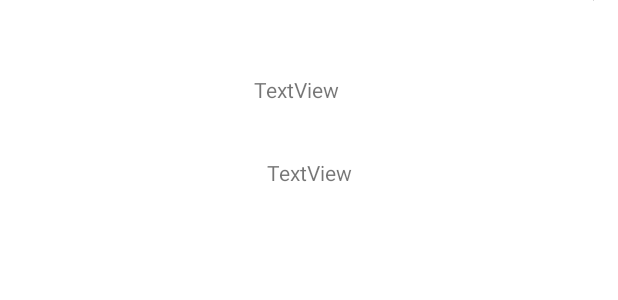
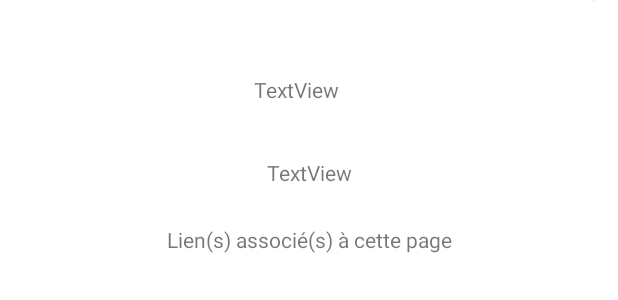
Before and after one commit to dvarre/CerfCraft, an Android app: the layout activity_craft_item.xml on its own in the app's theme, with its tools: preview values and no code run, on a phone screen of 412 x 824 dp. Shown: the top 300 px of the screen. Run offline under Robolectric (Android 15) with nearby library versions, the phone set to English and light mode, and no system bars.

Commit message:
deep link mob loot

```diff
--- a/app/src/main/java/fr/cerfcraft/MobsActivity.java
+++ b/app/src/main/java/fr/cerfcraft/MobsActivity.java
@@ -48,7 +48,10 @@ public class MobsActivity extends AppCompatActivity {
                     @Override
                     public void onSuccess(QuerySnapshot queryDocumentSnapshots) {
                         for(QueryDocumentSnapshot snapshot : queryDocumentSnapshots){
-                            mobList.add(snapshot.toObject(Mob.class));
+                            Mob mob = snapshot.toObject(Mob.class);
+                            CollectionReference lootsRef = snapshot.getReference().collection("loots");
+                            mob.setLoots(lootsRef);
+                            mobList.add(mob);
                         }
                         recyclerView.setAdapter(mobAdapter);
                     }
--- a/app/src/main/res/layout/activity_craft_item.xml
+++ b/app/src/main/res/layout/activity_craft_item.xml
@@ -37,4 +37,24 @@
         app:layout_constraintTop_toBottomOf="@+id/image"
         app:layout_constraintVertical_bias="0.13" />
 
+    <androidx.recyclerview.widget.RecyclerView
+        android:id="@+id/links_craft"
+        android:layout_width="361dp"
+        android:layout_height="358dp"
+
+        app:layout_constraintBottom_toBottomOf="parent"
+        app:layout_constraintEnd_toEndOf="parent"
+        app:layout_constraintStart_toStartOf="parent"
+        app:layout_constraintTop_toBottomOf="@+id/linkText_craft" />
+
+    <TextView
+        android:id="@+id/linkText_craft"
+        android:layout_width="wrap_content"
+        android:layout_height="wrap_content"
+        android:layout_marginTop="25dp"
+        android:text="@string/deep_links"
+        app:layout_constraintEnd_toEndOf="parent"
+        app:layout_constraintStart_toStartOf="parent"
+        app:layout_constraintTop_toBottomOf="@+id/description" />
+
 </androidx.constraintlayout.widget.ConstraintLayout>
--- a/app/src/main/res/values/strings.xml
+++ b/app/src/main/res/values/strings.xml
@@ -10,4 +10,5 @@
     <string name="cuisson_menu">Cuisson</string>
     <string name="missions_menu">Missions</string>
     <string name="deep_links">Lien(s) associé(s) à cette page</string>
+    <string name="loots_section">Loots</string>
 </resources>
```
Also changed, not shown: app/src/main/java/fr/cerfcraft/CraftItem.java (+23 -0 lines), app/src/main/java/fr/cerfcraft/MobInfo.java (+42 -0 lines), app/src/main/java/fr/cerfcraft/model/Loot.java (+5 -3 lines), app/src/main/java/fr/cerfcraft/model/Mob.java (+12 -4 lines), app/src/main/res/layout/activity_mob_info.xml (+21 -0 lines).
